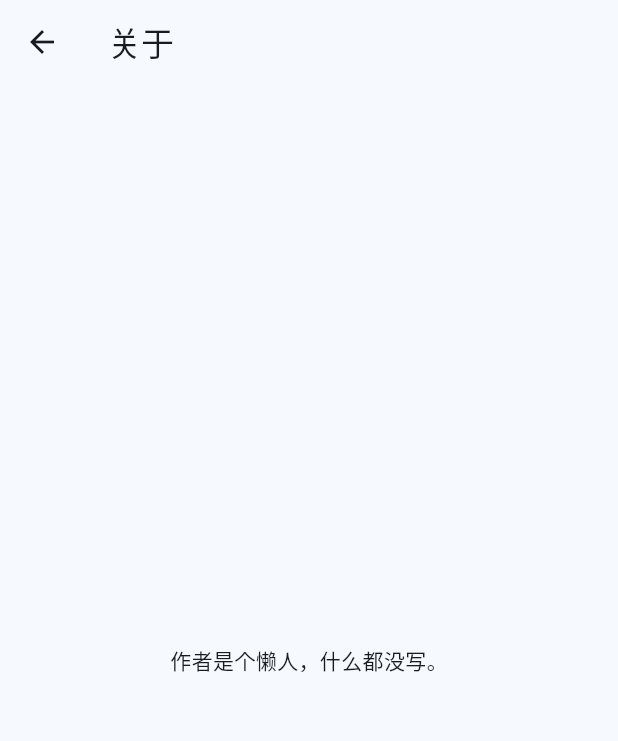
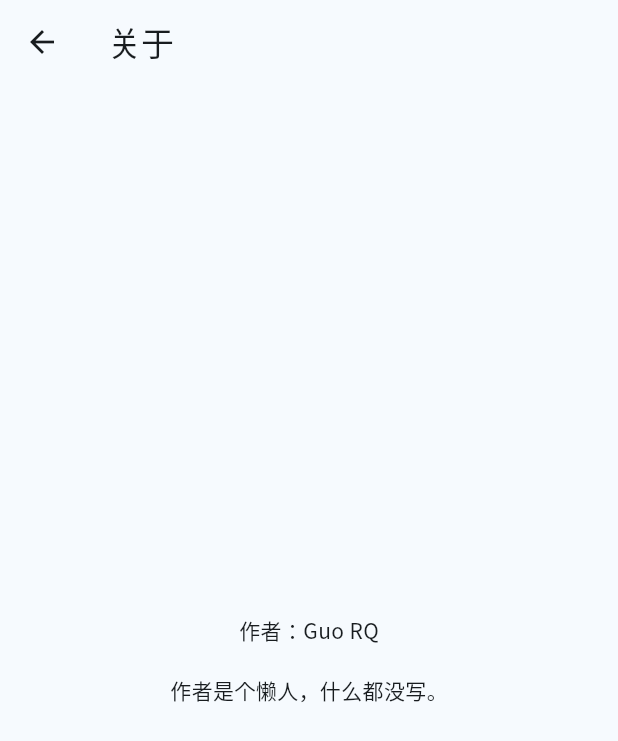
Before and after one commit to dp0qb/TrackerViewerFlutter, a Flutter app: the AboutPage screen opened directly, on a phone screen of 412 x 824 dp. Shown: the top 741 px of the screen. Run offline on Flutter 3.47's test engine with Material 3 defaults, Android fonts, the phone set to English and light mode, and no system bars.

Commit message:
funcs update

```diff
--- a/lib/pages/about.dart
+++ b/lib/pages/about.dart
@@ -15,7 +15,16 @@ class _AboutPageState extends State<AboutPage> {
         title: const Text("关于"),
       ),
       body: const Center(
-        child: Text("作者是个懒人，什么都没写。"),
+        child: Column(
+          mainAxisAlignment: MainAxisAlignment.center,
+          children: [
+            Text("作者：Guo RQ"),
+            SizedBox(
+              height: 20,
+            ),
+            Text("作者是个懒人，什么都没写。"),
+          ],
+        ),
       ),
     );
   }
--- a/lib/services/networking.dart
+++ b/lib/services/networking.dart
@@ -10,8 +10,6 @@ class NetworkHelper {
     Response response = await get(uri);
     if (response.statusCode == 200) {
       data = json.decode(response.body);
-    } else {
-      print(response.statusCode);
     }
     return data;
   }
```
Also changed, not shown: lib/pages/home.dart (+31 -31 lines), lib/pages/result.dart (+9 -9 lines), lib/pages/settings.dart (+0 -9 lines), 1 other file.
